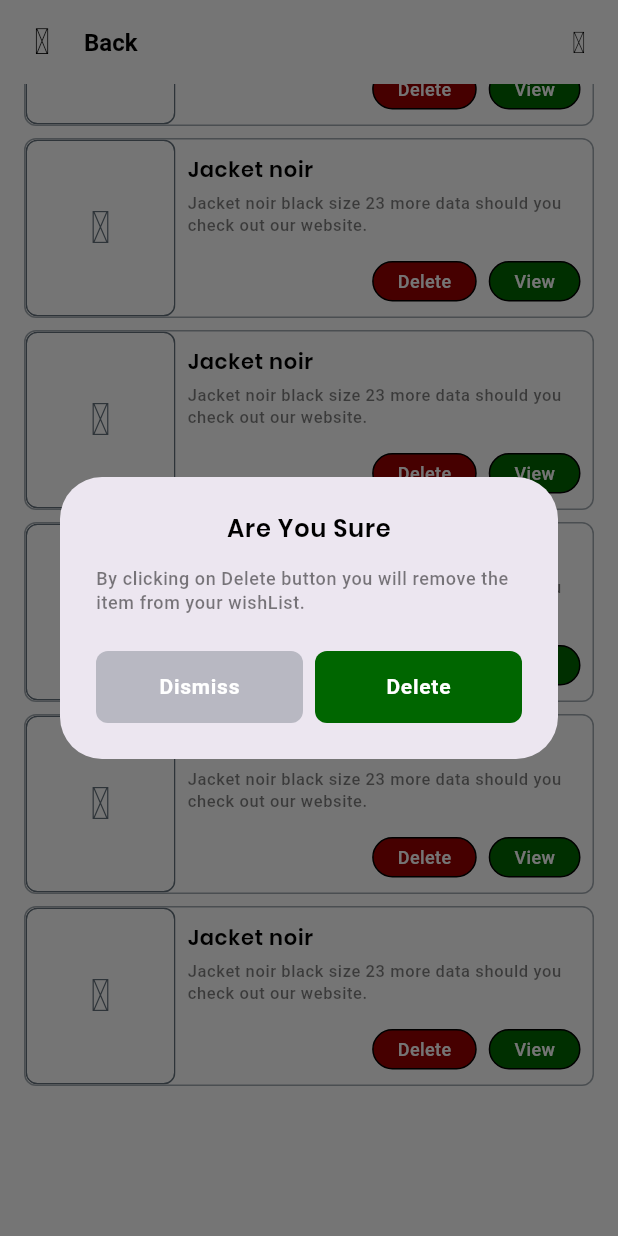
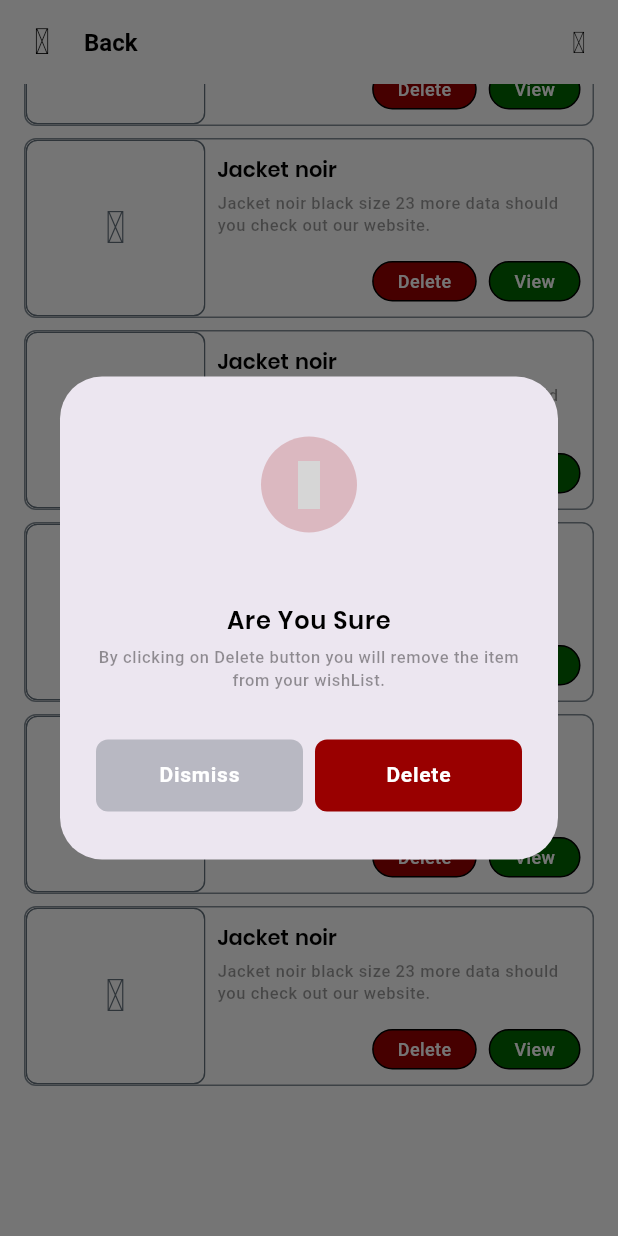
Before and after one commit to ezriouil/Alhawta, a Flutter app: the WishListScreen screen opened by its route, scrolled down 352 dp, after a tap on "Delete", on a phone screen of 412 x 824 dp. Run offline on Flutter 3.47's test engine with Material 3 defaults, Android fonts, the light colour scheme and no system bars; drawn by our look-alikes of avatar_glow, cached_network_image; our stand-ins replace appwrite, awesome_bottom_bar, carousel_slider, connectivity_plus, firebase_auth, firebase_core and 8 more; missing offline and left inert: facebook_audience_network, unity_ads_plugin; accounts and stored records are empty; network calls fail; Roboto replaces fonts that are missing (Cal); grey boxes are pictures that could not be loaded.

Commit message:
update ui

```diff
--- a/lib/auth/login/login_screen.dart
+++ b/lib/auth/login/login_screen.dart
@@ -75,7 +75,7 @@ class LoginScreen extends CustomState {
                 ],
               ),
 
-              const SizedBox(height: CustomSizes.SPACE_DEFAULT),
+              const SizedBox(height: CustomSizes.SPACE_BETWEEN_SECTIONS),
 
               LoginCustomElevatedBtn(
                 onPressed: controller.onLogin,
--- a/lib/auth/register/register_screen.dart
+++ b/lib/auth/register/register_screen.dart
@@ -165,7 +165,7 @@ class RegisterScreen extends CustomState {
               const SizedBox(height: CustomSizes.SPACE_BETWEEN_ITEMS),
 
               RegisterCustomTextIconBtn(
-                onPressed: controller.onChangeLanguage,
+                onPressed: (){ controller.onChangeLanguage(context: context); },
                 text: "CHANGE THE LANGUAGE",
                 bgColor: const Color(0xFF4285F4),
                 icon: CustomIcons.TRADUCTION,
--- a/lib/home/widgets/home_custom_product.dart
+++ b/lib/home/widgets/home_custom_product.dart
@@ -1,6 +1,4 @@
-import 'package:alhawta/utils/constants/custom_colors.dart';
 import 'package:alhawta/utils/state/custom_state.dart';
-import 'package:avatar_glow/avatar_glow.dart';
 import 'package:cached_network_image/cached_network_image.dart';
 import 'package:flutter/material.dart';
 import 'package:iconsax/iconsax.dart';
--- a/lib/index/index_controller.dart
+++ b/lib/index/index_controller.dart
@@ -1,7 +1,7 @@
 import 'package:alhawta/categories/categories_screen.dart';
 import 'package:alhawta/home/home_screen.dart';
 import 'package:alhawta/settings/settings_screen.dart';
-import 'package:alhawta/wishlist/wishList_screen.dart';
+import 'package:alhawta/wishlist/wishlist_screen.dart';
 import 'package:flutter/widgets.dart';
 import 'package:get/get.dart';
 
--- a/lib/on_boarding_screen.dart
+++ b/lib/on_boarding_screen.dart
@@ -32,7 +32,7 @@ class OnBoardingScreen extends CustomState {
 
             const SizedBox(height: CustomSizes.SPACE_BETWEEN_ITEMS),
 
-            Text("Easily find your type of clothes from best brands\nenjoy, Have good shopping", style: Theme.of(context).textTheme.bodySmall?.copyWith(fontSize: 12), textAlign: TextAlign.center),
+            Text("Easily find your type of clothes from best brands\nenjoy, Have good shopping", style: Theme.of(context).textTheme.bodySmall?.copyWith(fontSize: 12, fontStyle: FontStyle.italic), textAlign: TextAlign.center),
 
             const SizedBox(height: CustomSizes.SPACE_BETWEEN_SECTIONS),
 
--- a/lib/utils/theme/custom_theme/custom_text_theme.dart
+++ b/lib/utils/theme/custom_theme/custom_text_theme.dart
@@ -14,7 +14,7 @@ class CustomTextTheme{
     titleMedium: const TextStyle().copyWith(fontSize: 16.0, fontWeight: FontWeight.w500, color: CustomColors.BLACK, fontFamily: "Cal"),
     titleLarge: const TextStyle().copyWith(fontSize: 16.0, fontWeight: FontWeight.bold, color: CustomColors.BLACK, fontFamily: "Cal"),
 
-    bodySmall: const TextStyle().copyWith(fontSize: 14.0, fontWeight: FontWeight.w500, color: CustomColors.BLACK.withOpacity(0.5), fontFamily: "Cal"),
+    bodySmall: const TextStyle().copyWith(fontSize: 14.0, fontWeight: FontWeight.w500, color: CustomColors.BLACK.withOpacity(0.4), fontFamily: "Cal"),
     bodyMedium: const TextStyle().copyWith(fontSize: 14.0, fontWeight: FontWeight.w500, color: CustomColors.BLACK, fontFamily: "Cal"),
     bodyLarge: const TextStyle().copyWith(fontSize: 14.0, fontWeight: FontWeight.bold, color: CustomColors.BLACK, fontFamily: "Cal"),
   );
@@ -29,7 +29,7 @@ class CustomTextTheme{
     titleMedium: const TextStyle().copyWith(fontSize: 16.0, fontWeight: FontWeight.w500, color: CustomColors.WHITE, fontFamily: "Cal"),
     titleLarge: const TextStyle().copyWith(fontSize: 16.0, fontWeight: FontWeight.bold, color: CustomColors.WHITE, fontFamily: "Cal"),
 
-    bodySmall: const TextStyle().copyWith(fontSize: 14.0, fontWeight: FontWeight.w500, color: CustomColors.WHITE.withOpacity(0.5), fontFamily: "Cal"),
+    bodySmall: const TextStyle().copyWith(fontSize: 14.0, fontWeight: FontWeight.w500, color: CustomColors.GRAY_DARK, fontFamily: "Cal"),
     bodyMedium: const TextStyle().copyWith(fontSize: 14.0, fontWeight: FontWeight.bold, color: CustomColors.WHITE, fontFamily: "Cal"),
     bodyLarge: const TextStyle().copyWith(fontSize: 14.0, fontWeight: FontWeight.w500, color: CustomColors.WHITE, fontFamily: "Cal"),
   );
--- a/lib/wishlist/widgets/wishList_custom_product.dart
+++ /dev/null
@@ -1,80 +0,0 @@
-import 'package:alhawta/utils/constants/custom_sizes.dart';
-import 'package:alhawta/utils/state/custom_state.dart';
-import 'package:alhawta/wishlist/widgets/wishList_custom_btn.dart';
-import 'package:flutter/material.dart';
-import 'package:iconsax/iconsax.dart';
-
-class WishListCustomProduct extends CustomState {
-  final String src, title, description;
-  final GestureTapCallback onView, onDelete;
-  const WishListCustomProduct({super.key, required this.src, required this.title, required this.description, required this.onView, required this.onDelete});
-
-  @override
-  Widget execute(BuildContext context) {
-    return Container(
-      margin: const EdgeInsets.symmetric(vertical: CustomSizes.SPACE_BETWEEN_ITEMS / 4),
-      height: 120,
-      width: getWidth(context),
-      decoration: BoxDecoration(
-        border: Border.all(color: grayColor(context).withOpacity(0.6)),
-        borderRadius: BorderRadius.circular(CustomSizes.SPACE_BETWEEN_ITEMS / 2),
-      ),
-      child: Row(
-        children: [
-          ClipRRect(
-              borderRadius:
-              const BorderRadius.only(topLeft: Radius.circular(CustomSizes.SPACE_BETWEEN_ITEMS / 2), bottomLeft: Radius.circular(CustomSizes.SPACE_BETWEEN_ITEMS / 2)),
-              child: Image.network(
-                  src,
-                  height: 120,
-                  width: 100,
-                  fit: BoxFit.cover,
-                loadingBuilder: (BuildContext context, Widget child, ImageChunkEvent? loadingProgress) =>
-                loadingProgress == null ? child : Container(
-                    width: 100,
-                    height: 120,
-                    alignment: Alignment.center,
-                    decoration: BoxDecoration(
-                        border: Border.all(color: grayColor(context)),
-                        borderRadius: BorderRadius.circular(CustomSizes.SPACE_BETWEEN_ITEMS / 2)),
-                    child: SizedBox(width: 24, height: 24, child: CircularProgressIndicator(strokeWidth: 4, color: greenColor(context)))
-                ),
-                errorBuilder: (context, url, error) => Container(
-                    width: 100,
-                    height: 120,
-                    decoration: BoxDecoration(
-                        border: Border.all(color: grayColor(context)),
-                        borderRadius: BorderRadius.circular(CustomSizes.SPACE_BETWEEN_ITEMS / 2)),
-                    child: Icon(Iconsax.gallery_remove, size: 30.0, color: grayColor(context))),
-              )
-          ),
-          const SizedBox(width: CustomSizes.SPACE_BETWEEN_ITEMS / 2),
-          Expanded(
-            child: Padding(
-              padding: const EdgeInsets.symmetric(vertical: CustomSizes.SPACE_BETWEEN_ITEMS / 4),
-              child: Column(
-                crossAxisAlignment: CrossAxisAlignment.start,
-                mainAxisAlignment: MainAxisAlignment.center,
-                children: [
-                  Text(title, style: Theme.of(context).textTheme.bodyLarge?.copyWith(fontFamily: "Pop_Semi_Bold", fontSize: 14), maxLines: 1, overflow: TextOverflow.ellipsis),
-                  const SizedBox(height: CustomSizes.SPACE_BETWEEN_ITEMS / 4),
-                  Text(description, style: Theme.of(context).textTheme.bodySmall?.copyWith(fontSize: 11), maxLines: 2, overflow: TextOverflow.ellipsis),
-                  const SizedBox(height: CustomSizes.SPACE_BETWEEN_ITEMS),
-                  Row(
-                    mainAxisAlignment: MainAxisAlignment.end,
-                    children: [
-                      WishListCustomBtn(onPressed: onDelete, bgColor: redColor(context), title: "Delete"),
-                      const SizedBox(width: CustomSizes.SPACE_BETWEEN_ITEMS / 2),
-                      WishListCustomBtn(onPressed: onView, bgColor: greenColor(context), title: "View"),
-                      const SizedBox(width: CustomSizes.SPACE_BETWEEN_ITEMS / 2),
-                    ],
-                  ),
-                ],
-              ),
-            ),
-          )
-        ],
-      ),
-    );
-  }
-}
--- a/lib/wishlist/widgets/wishList_custom_elevated_btn.dart
+++ b/lib/wishlist/widgets/wishlist_custom_elevated_btn.dart
@@ -5,10 +5,11 @@ import 'package:flutter/material.dart';
 class WishListCustomElevatedBtn extends CustomState{
   final GestureTapCallback onPressed;
   final Color bgColor;
+  final Color? textColor;
   final String text;
 
 
-   const WishListCustomElevatedBtn({super.key, required this.onPressed, required this.bgColor, required this.text});
+   const WishListCustomElevatedBtn({super.key, required this.onPressed, required this.bgColor, this.textColor, required this.text});
 
   @override
   Widget execute(BuildContext context) {
@@ -27,7 +28,7 @@ class WishListCustomElevatedBtn extends CustomState{
         onPressed: onPressed,
         child: Text(
           text,
-          style: Theme.of(context).textTheme.bodyLarge?.copyWith(color: darkDarkLightLightColor(context)),
+          style: Theme.of(context).textTheme.bodyLarge?.copyWith(color: textColor ?? darkDarkLightLightColor(context)),
         ),
       ),
     );
--- /dev/null
+++ b/lib/wishlist/widgets/wishlist_custom_product.dart
@@ -0,0 +1,91 @@
+import 'package:alhawta/utils/constants/custom_sizes.dart';
+import 'package:alhawta/utils/state/custom_state.dart';
+import 'package:alhawta/wishlist/widgets/wishlist_custom_btn.dart';
+import 'package:cached_network_image/cached_network_image.dart';
+import 'package:flutter/material.dart';
+import 'package:iconsax/iconsax.dart';
+
+class WishListCustomProduct extends CustomState {
+  final String id, imgUri, title, description;
+  final GestureTapCallback onDelete;
+  final void Function(String id) onView;
+  const WishListCustomProduct({super.key, required this.imgUri, required this.id,  required this.title, required this.description, required this.onView, required this.onDelete});
+
+  @override
+  Widget execute(BuildContext context) {
+    return Container(
+      margin: const EdgeInsets.symmetric(vertical: CustomSizes.SPACE_BETWEEN_ITEMS / 4),
+      height: 120,
+      width: getWidth(context),
+      decoration: BoxDecoration(
+        border: Border.all(color: grayColor(context).withOpacity(0.8)),
+        borderRadius: BorderRadius.circular(CustomSizes.SPACE_BETWEEN_ITEMS / 2),
+      ),
+      child: Row(
+        children: [
+          ClipRRect(
+              borderRadius:
+              const BorderRadius.only(topLeft: Radius.circular(CustomSizes.SPACE_BETWEEN_ITEMS / 2), bottomLeft: Radius.circular(CustomSizes.SPACE_BETWEEN_ITEMS / 2)),
+              child: CachedNetworkImage(
+                imageUrl: imgUri,
+                height: 120,
+                width: 120,
+                fit: BoxFit.cover,
+                progressIndicatorBuilder: (context, url, downloadProgress){
+                  return Container(
+                      width: 110,
+                      height: 120,
+                      alignment: Alignment.center,
+                      decoration: BoxDecoration(
+                          border: Border.all(color: grayColor(context)),
+                          borderRadius: BorderRadius.circular(CustomSizes.SPACE_BETWEEN_ITEMS / 2)
+                      ),
+                      child: Column(
+                        mainAxisAlignment: MainAxisAlignment.center,
+                        children: [
+                          SizedBox(width: 24, height: 24, child: CircularProgressIndicator(strokeWidth: 1, color: darkLightColor(context), backgroundColor: grayColor(context), value: downloadProgress.progress)),
+                          const SizedBox(height: CustomSizes.SPACE_BETWEEN_ITEMS),
+                          Text(downloadProgress.progress != null ? "${(downloadProgress.progress! * 100).toStringAsFixed(2)} %" : "Loading", style: Theme.of(context).textTheme.bodyLarge?.copyWith(fontSize: 12.0, fontWeight: FontWeight.w300))
+                        ],
+                      )
+                  );
+                },
+                errorWidget: (context, url, error) => Container(
+                    height: 120,
+                    width: 100,
+                    decoration: BoxDecoration(
+                        border: Border.all(color: grayColor(context)),
+                        borderRadius: BorderRadius.circular(CustomSizes.SPACE_BETWEEN_ITEMS / 2)),
+                    child: Icon(Iconsax.gallery_remove, size: 30.0, color: grayColor(context))),
+              )
+          ),
+          const SizedBox(width: CustomSizes.SPACE_BETWEEN_ITEMS / 2),
+          Expanded(
+            child: Padding(
+              padding: const EdgeInsets.symmetric(vertical: CustomSizes.SPACE_BETWEEN_ITEMS / 4),
+              child: Column(
+                crossAxisAlignment: CrossAxisAlignment.start,
+                mainAxisAlignment: MainAxisAlignment.center,
+                children: [
+                  Text(title, style: Theme.of(context).textTheme.bodyLarge?.copyWith(fontFamily: "Pop_Semi_Bold", fontSize: 14, wordSpacing: 1, letterSpacing: 0), maxLines: 1, overflow: TextOverflow.ellipsis),
+                  const SizedBox(height: CustomSizes.SPACE_BETWEEN_ITEMS / 4),
+                  Text(description, style: Theme.of(context).textTheme.bodySmall?.copyWith(fontSize: 11), maxLines: 2, overflow: TextOverflow.ellipsis),
+                  const SizedBox(height: CustomSizes.SPACE_BETWEEN_ITEMS),
+                  Row(
+                    mainAxisAlignment: MainAxisAlignment.end,
+                    children: [
+                      WishListCustomBtn(onPressed: onDelete, bgColor: redColor(context), title: "Delete"),
+                      const SizedBox(width: CustomSizes.SPACE_BETWEEN_ITEMS / 2),
+                      WishListCustomBtn(onPressed: (){ onView(id); }, bgColor: greenColor(context), title: "View")
+                    ],
+                  ),
+                ],
+              ),
+            ),
+          ),
+          const SizedBox(width: CustomSizes.SPACE_BETWEEN_ITEMS / 2),
+        ],
+      ),
+    );
+  }
+}
--- a/lib/wishlist/wishList_controller.dart
+++ b/lib/wishlist/wishlist_controller.dart
@@ -1,8 +1,10 @@
 import 'package:alhawta/utils/constants/custom_colors.dart';
 import 'package:alhawta/utils/constants/custom_sizes.dart';
-import 'package:alhawta/wishlist/widgets/wishList_custom_elevated_btn.dart';
+import 'package:alhawta/wishlist/widgets/wishlist_custom_elevated_btn.dart';
+import 'package:avatar_glow/avatar_glow.dart';
 import 'package:flutter/material.dart';
 import 'package:get/get.dart';
+import 'package:iconsax/iconsax.dart';
 
 class WishListController extends GetxController {
 
@@ -25,8 +27,32 @@ class WishListController extends GetxController {
         child: Column(
           mainAxisSize: MainAxisSize.min,
           children: [
+
             // - - - - - - - - - - - - - - - - - -  SPACER - - - - - - - - - - - - - - - - - -  //
-            const SizedBox(height: CustomSizes.SPACE_BETWEEN_ITEMS / 2),
+            const SizedBox(height: CustomSizes.SPACE_DEFAULT),
+
+            // - - - - - - - - - - - - - - - - - - ICON - - - - - - - - - - - - - - - - - -  //
+            Container(
+              width: CustomSizes.SPACE_BETWEEN_SECTIONS * 2,
+              height: CustomSizes.SPACE_BETWEEN_SECTIONS * 2,
+              decoration: BoxDecoration(
+                borderRadius: BorderRadius.circular(CustomSizes.SPACE_BETWEEN_SECTIONS),
+                color: context.isDarkMode ? CustomColors.RED_LIGHT.withOpacity(0.2) : CustomColors.RED_DARK.withOpacity(0.2),
+              ),
+              child: AvatarGlow(
+                glowCount: 3,
+                glowColor: context.isDarkMode ? CustomColors.RED_LIGHT.withOpacity(0.1) : CustomColors.RED_DARK.withOpacity(0.1),
+                glowRadiusFactor: 0.2,
+                child: Icon(
+                    Iconsax.trash,
+                    size: CustomSizes.SPACE_BETWEEN_SECTIONS,
+                    color: context.isDarkMode ? CustomColors.RED_LIGHT : CustomColors.RED_DARK
+                ),
+              ),
+            ),
+
+            // - - - - - - - - - - - - - - - - - -  SPACER - - - - - - - - - - - - - - - - - -  //
+            const SizedBox(height: CustomSizes.SPACE_DEFAULT * 2),
 
             // - - - - - - - - - - - - - - - - - -  TITLE - - - - - - - - - - - - - - - - - -  //
             Text(
@@ -35,16 +61,18 @@ class WishListController extends GetxController {
             ),
 
             // - - - - - - - - - - - - - - - - - -  SPACER - - - - - - - - - - - - - - - - - -  //
-            const SizedBox(height: CustomSizes.SPACE_BETWEEN_ITEMS),
+            const SizedBox(height: CustomSizes.SPACE_BETWEEN_ITEMS / 2),
 
             // - - - - - - - - - - - - - - - - - -  SUB TITLE 1 - - - - - - - - - - - - - - - - - -  //
             Text(
                 "By clicking on Delete button you will remove the item from your wishList.",
-                style: Theme.of(context).textTheme.bodySmall?.copyWith(fontSize: 12)
+                style: Theme.of(context).textTheme.bodySmall?.copyWith(fontSize: 11),
+              textAlign: TextAlign.center,
             ),
 
             // - - - - - - - - - - - - - - - - - -  SPACER - - - - - - - - - - - - - - - - - -  //
-            const SizedBox(height: CustomSizes.SPACE_DEFAULT),
+            const SizedBox(height: CustomSizes.SPACE_BETWEEN_SECTIONS),
+
             Row(
               children: [
                 Expanded(
@@ -59,11 +87,14 @@ class WishListController extends GetxController {
                   child: WishListCustomElevatedBtn(
                     onPressed: (){ Get.back(); },
                     text: "Delete",
-                    bgColor: CustomColors.GREEN_DARK,
+                    textColor: CustomColors.WHITE,
+                    bgColor: CustomColors.RED_DARK,
                   ),
                 ),
               ],
             ),
+
+            const SizedBox(height: CustomSizes.SPACE_BETWEEN_ITEMS / 2),
           ],
         ),
       ),
@@ -83,8 +114,32 @@ class WishListController extends GetxController {
             child: Column(
               mainAxisSize: MainAxisSize.min,
               children: [
+
                 // - - - - - - - - - - - - - - - - - -  SPACER - - - - - - - - - - - - - - - - - -  //
-                const SizedBox(height: CustomSizes.SPACE_BETWEEN_ITEMS / 2),
+                const SizedBox(height: CustomSizes.SPACE_DEFAULT),
+
+                // - - - - - - - - - - - - - - - - - - ICON - - - - - - - - - - - - - - - - - -  //
+                Container(
+                  width: CustomSizes.SPACE_BETWEEN_SECTIONS * 2,
+                  height: CustomSizes.SPACE_BETWEEN_SECTIONS * 2,
+                  decoration: BoxDecoration(
+                    borderRadius: BorderRadius.circular(CustomSizes.SPACE_BETWEEN_SECTIONS),
+                    color: context.isDarkMode ? CustomColors.RED_LIGHT.withOpacity(0.2) : CustomColors.RED_DARK.withOpacity(0.2),
+                  ),
+                  child: AvatarGlow(
+                    glowCount: 3,
+                    glowColor: context.isDarkMode ? CustomColors.RED_LIGHT.withOpacity(0.1) : CustomColors.RED_DARK.withOpacity(0.1),
+                    glowRadiusFactor: 0.2,
+                    child: Icon(
+                        Iconsax.trash,
+                        size: CustomSizes.SPACE_BETWEEN_SECTIONS,
+                        color: context.isDarkMode ? CustomColors.RED_LIGHT : CustomColors.RED_DARK
+                    ),
+                  ),
+                ),
+
+                // - - - - - - - - - - - - - - - - - -  SPACER - - - - - - - - - - - - - - - - - -  //
+                const SizedBox(height: CustomSizes.SPACE_DEFAULT * 2),
 
                 // - - - - - - - - - - - - - - - - - -  TITLE - - - - - - - - - - - - - - - - - -  //
                 Text(
@@ -93,16 +148,17 @@ class WishListController extends GetxController {
                 ),
 
                 // - - - - - - - - - - - - - - - - - -  SPACER - - - - - - - - - - - - - - - - - -  //
-                const SizedBox(height: CustomSizes.SPACE_BETWEEN_ITEMS),
+                const SizedBox(height: CustomSizes.SPACE_BETWEEN_ITEMS / 2),
 
                 // - - - - - - - - - - - - - - - - - -  SUB TITLE 1 - - - - - - - - - - - - - - - - - -  //
                 Text(
-                    "By clicking on Delete button you will remove all the items on your wishList.",
-                    style: Theme.of(context).textTheme.bodySmall?.copyWith(fontSize: 12)
+                  "By clicking on Delete button you will remove all the items on your wishList.",
+                  style: Theme.of(context).textTheme.bodySmall?.copyWith(fontSize: 11),
+                  textAlign: TextAlign.center,
                 ),
 
                 // - - - - - - - - - - - - - - - - - -  SPACER - - - - - - - - - - - - - - - - - -  //
-                const SizedBox(height: CustomSizes.SPACE_DEFAULT),
+                const SizedBox(height: CustomSizes.SPACE_BETWEEN_SECTIONS),
                 Row(
                   children: [
                     Expanded(
@@ -117,11 +173,12 @@ class WishListController extends GetxController {
                       child: WishListCustomElevatedBtn(
                         onPressed: (){ Get.back(); },
                         text: "Delete",
-                        bgColor: CustomColors.GREEN_DARK,
+                        bgColor: context.isDarkMode ? CustomColors.RED_LIGHT: CustomColors.RED_DARK,
                       ),
                     ),
                   ],
                 ),
+                const SizedBox(height: CustomSizes.SPACE_BETWEEN_ITEMS / 4),
               ],
             ),
           ),
--- a/lib/wishlist/wishList_screen.dart
+++ b/lib/wishlist/wishlist_screen.dart
@@ -1,13 +1,14 @@
 import 'package:alhawta/index/index_controller.dart';
+import 'package:alhawta/product/product_screen.dart';
 import 'package:alhawta/utils/constants/custom_colors.dart';
 import 'package:alhawta/utils/constants/custom_sizes.dart';
 import 'package:alhawta/utils/state/custom_state.dart';
-import 'package:alhawta/wishlist/widgets/wishList_custom_product.dart';
+import 'package:alhawta/wishlist/widgets/wishlist_custom_product.dart';
 import 'package:flutter/material.dart';
 import 'package:get/get.dart';
 import 'package:iconsax/iconsax.dart';
 
-import 'wishList_controller.dart';
+import 'wishlist_controller.dart';
 
 class WishListScreen extends CustomState {
   const WishListScreen({super.key});
@@ -46,12 +47,14 @@ class WishListScreen extends CustomState {
           ),
           itemBuilder: (BuildContext context, int index) =>
               WishListCustomProduct(
-                src: 'https://yourdesignstore.s3.amazonaws.com/uploads/yds/productImages/thumb/17119587213301Main-Product-Image.jpg',
-                title: "Jacket noir",
-                description: "Jacket noir black size 23 more data should you check out our website.",
-                onView: (){},
-                onDelete: (){ controller.onDeleteProduct(context: context); },
-              )),
+                  imgUri: 'https://i.ytimg.com/vi/YsMObMEAE_Q/hqdefault.jpg?sqp=-oaymwE9CNACELwBSFryq4qpAy8IARUAAAAAGAElAADIQj0AgKJDeAHwAQH4Af4JgALQBYoCDAgAEAEYciBMKDQwDw==&rs=AOn4CLDxhoRTxvhGQTp3uKFUNfqCHMQyYw',
+                  id: 'randomId',
+                  title: "Jacket noir",
+                  description: "Jacket noir black size 23 more data should you check out our website.",
+                  onView: (id){ Get.to( () => const ProductScreen(), arguments: id ); },
+                  onDelete: (){ controller.onDeleteProduct(context: context); }
+              )
+      ),
     );
   }
 }
--- a/pubspec.yaml
+++ b/pubspec.yaml
@@ -75,7 +75,6 @@ dependencies:
   cached_network_image: ^3.4.0
   readmore: ^2.2.0
   carousel_slider: ^4.2.1
-  flutter_screenutil: ^5.9.3
 
 # ------------------------------------------------------ #
 
```
Also changed, not shown: lib/auth/login/login_controller.dart (+15 -25 lines), lib/auth/register/register_controller.dart (+52 -5 lines), lib/main.dart (+4 -10 lines), lib/profile/profile_controller.dart (+68 -16 lines), lib/profile/profile_screen.dart (+38 -11 lines), lib/settings/settings_controller.dart (+68 -16 lines), lib/settings/settings_screen.dart (+14 -10 lines), lib/wishlist/widgets/wishlist_custom_btn.dart (renamed from lib/wishlist/widgets/wishList_custom_btn.dart), pubspec.lock.
